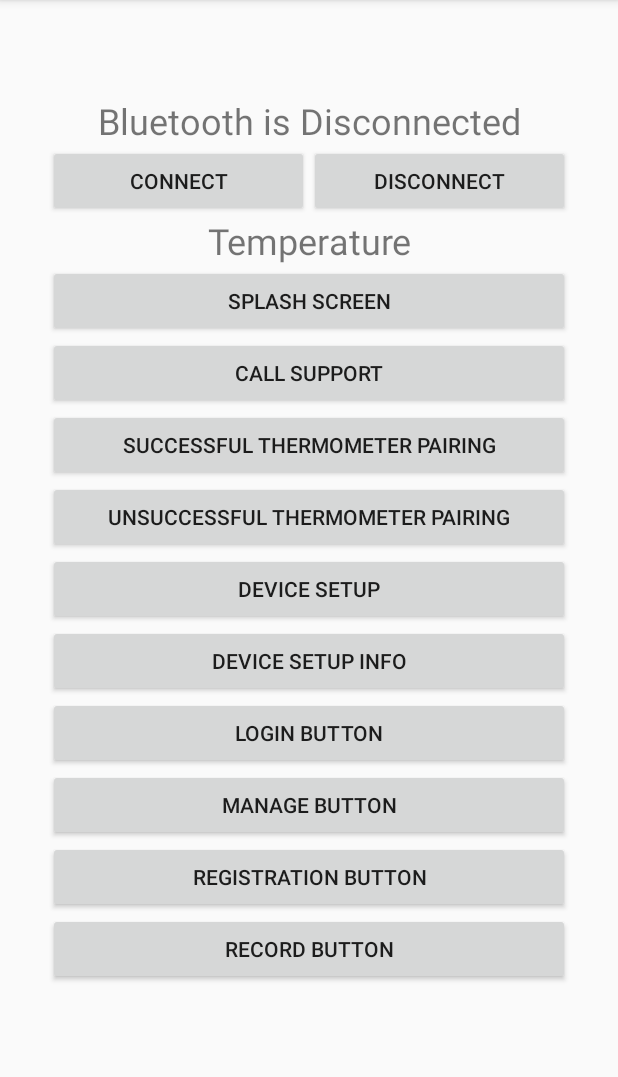
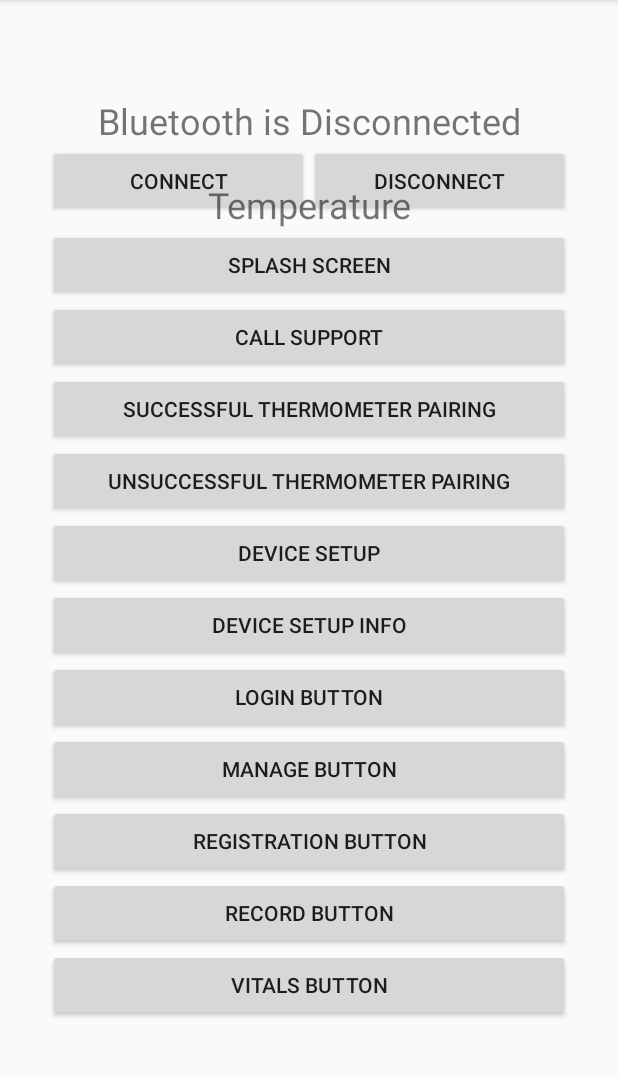
Before and after one commit to priyamshah112/bapatla-health, an Android app: the screen it shows after launch (MainActivity), on a phone screen of 412 x 824 dp, the part 84-1161 px from its top. Run offline under Robolectric (Android 15) with nearby library versions, the phone set to English and light mode, and no system bars.

Commit message:
vitals page formalities done

```diff
--- a/app/src/main/AndroidManifest.xml
+++ b/app/src/main/AndroidManifest.xml
@@ -39,6 +39,8 @@
             android:parentActivityName=".MainActivity"></activity>
         <activity android:name=".Record"
             android:parentActivityName=".MainActivity"></activity>
+        <activity android:name=".Vitals"
+            android:parentActivityName=".MainActivity"></activity>
         <activity android:name=".MainActivity">
             <intent-filter>
                 <action android:name="android.intent.action.MAIN" />
--- a/app/src/main/java/com/droiduino/companionappcourse/MainActivity.java
+++ b/app/src/main/java/com/droiduino/companionappcourse/MainActivity.java
@@ -217,6 +217,16 @@ public class MainActivity extends AppCompatActivity {
             }
         });
 
+        Button vitalsButton = findViewById(R.id.vitalsButton);
+        vitalsButton.setOnClickListener(new View.OnClickListener() {
+            @Override
+            public void onClick(View view) {
+                // This is the code to move to another screen
+                Intent intent = new Intent(MainActivity.this, Record.class);
+                startActivity(intent);
+            }
+        });
+
     }
 
     /* ============================ Thread to Create Connection ================================= */
--- a/app/src/main/res/layout/activity_main.xml
+++ b/app/src/main/res/layout/activity_main.xml
@@ -139,5 +139,12 @@
             android:layout_weight="1"
             android:text="Record Button" />
 
+        <Button
+            android:id="@+id/vitalsButton"
+            android:layout_width="match_parent"
+            android:layout_height="wrap_content"
+            android:layout_weight="1"
+            android:text="Vitals Button" />
+
     </LinearLayout>
 </androidx.constraintlayout.widget.ConstraintLayout>
```
Also changed, not shown: app/src/main/java/com/droiduino/companionappcourse/Vitals.java (added, +23 -0 lines), app/src/main/res/layout/vitals.xml (added, +12 -0 lines).
